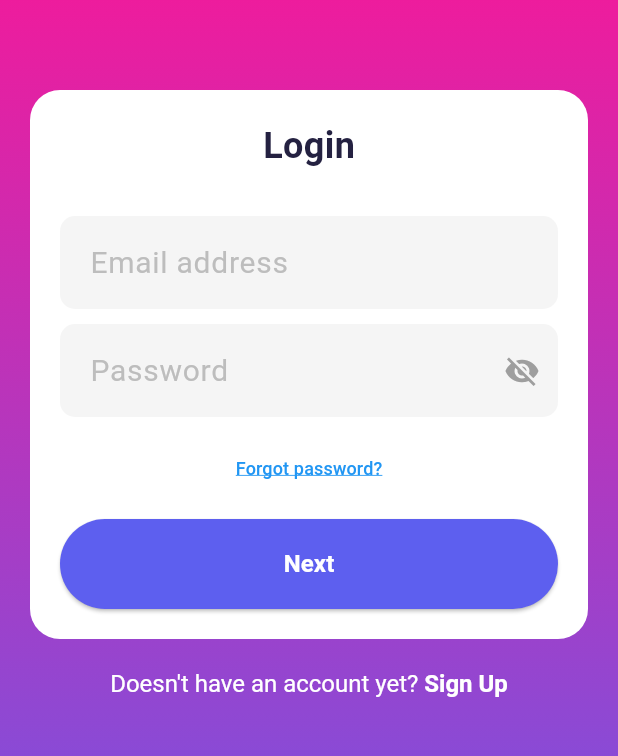
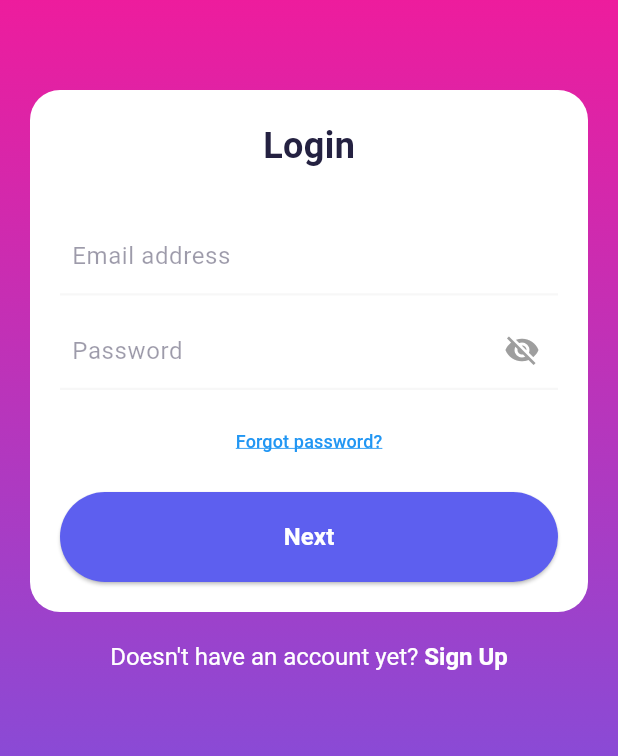
Before and after one commit to qingting88/tb_flutter, a Flutter app: the screen it shows after launch, on a phone screen of 412 x 824 dp, the part 135-891 px from its top. Run offline on Flutter 3.47's test engine with Material 3 defaults, Android fonts, the phone set to English and light mode, and no system bars; our stand-ins replace dio, email_validator, equatable, flutter_bloc, flutter_secure_storage, flutter_svg and 3 more; project files that could hold a hidden picture were left out.

```diff
--- a/lib/core/constants/app_constants.dart
+++ b/lib/core/constants/app_constants.dart
@@ -15,6 +15,8 @@ class AppConstants {
   static const String settingsProfileRoute = '/settings/profile';
   static const String settingsSecurityRoute = '/settings/security';
   static const String settings2faRoute = '/settings/2fa';
+  static const String settingsPasswordRoute = '/settings/password';
+  static const String settingsPasswordNewRoute = '/settings/password/new';
 
   static const String settingsGoogleStep1Route = '/settings/google/step1';
   static const String settingsGoogleStep2Route = '/settings/google/step2';
--- a/lib/core/theme/app_theme.dart
+++ b/lib/core/theme/app_theme.dart
@@ -12,7 +12,7 @@ class AppTheme {
   // static const Color disabledColor = Color(0xFFE5E7EB); // 禁用状态颜色
 
   static const Color primaryColor = Color(0xFF5D5FEF);
-  static const Color secondaryColor = Color(0xFF242141);
+  static const Color secondaryColor = Color(0xFF6b29cb);
   static const Color accentColor = Color(0xFFFF1493);
   static const Color neutralColor = Color(0xFF0b042b);
   static const Color infoColor = Color(0x0b042b65);
@@ -22,6 +22,7 @@ class AppTheme {
 
   static const Color textColor = Color(0xFF242141); // 标题颜色
   static const Color labelColor = Color(0x660b042b); // 文本颜色 #0b042b66
+  static const Color borderColor = Color(0x1AAFAFAF);
 
   // 主题数据 https://m3-theme.zeir.cc/dynamic/palette
   static ThemeData get lightTheme {
@@ -87,11 +88,17 @@ class AppTheme {
 
           bodyLarge: TextStyle(fontSize: 20, color: textColor),
           bodyMedium: TextStyle(fontSize: 16, color: textColor),
-          bodySmall: TextStyle(fontSize: 12, color: textColor),
+          bodySmall: TextStyle(fontSize: 16, color: labelColor),
 
-          labelLarge: TextStyle(fontSize: 20, color: labelColor),
-          labelMedium: TextStyle(fontSize: 16, color: labelColor),
-          labelSmall: TextStyle(fontSize: 12, color: labelColor),
+          // 12px
+          labelLarge: TextStyle(fontSize: 12, color: textColor),
+          labelMedium: TextStyle(fontSize: 12, color: labelColor,height: 1.2),
+          labelSmall: TextStyle(
+            fontSize: 12,
+            color: AppTheme.primaryColor,
+            decoration: TextDecoration.underline,
+            decorationColor: AppTheme.primaryColor,
+          ),
         ),
       ),
       dividerTheme: DividerThemeData(
@@ -99,30 +106,6 @@ class AppTheme {
         thickness: 2,
         endIndent: 0,
         color: Color(0x1aafafaf),
-      ),
-
-      // elevatedButtonTheme: ElevatedButtonThemeData(
-      //   style: ElevatedButton.styleFrom(
-      //     backgroundColor: primaryColor,
-      //     foregroundColor: Colors.white,
-      //     shape: RoundedRectangleBorder(
-      //       borderRadius: BorderRadius.circular(20),
-      //     ),
-      //     minimumSize: const Size(double.infinity, 50),
-      //   ),
-      // ),
-      inputDecorationTheme: InputDecorationTheme(
-        filled: true,
-        fillColor: Colors.grey[100],
-        border: OutlineInputBorder(
-          borderRadius: BorderRadius.circular(10),
-          borderSide: BorderSide.none,
-        ),
-        hintStyle: TextStyle(color: Colors.grey[400]),
-        contentPadding: const EdgeInsets.symmetric(
-          horizontal: 16,
-          vertical: 16,
-        ),
       ),
     );
   }
--- a/lib/core/widgets/app_text_field.dart
+++ b/lib/core/widgets/app_text_field.dart
@@ -1,10 +1,14 @@
 import 'package:flutter/material.dart';
+import 'package:tb_flutter/core/theme/app_theme.dart';
+
+enum InputTheme { border, filled }
 
 class AppTextField extends StatelessWidget {
   final String hintText;
   final TextEditingController controller;
   final bool obscureText;
   final TextInputType keyboardType;
+  final bool? autofocus;
   final Function(String)? onChanged;
   final String? Function(String?)? validator;
   final Widget? suffixIcon;
@@ -15,6 +19,7 @@ class AppTextField extends StatelessWidget {
     required this.controller,
     this.obscureText = false,
     this.keyboardType = TextInputType.text,
+    this.autofocus,
     this.onChanged,
     this.validator,
     this.suffixIcon,
@@ -23,12 +28,33 @@ class AppTextField extends StatelessWidget {
   @override
   Widget build(BuildContext context) {
     return TextFormField(
+      autofocus: autofocus ?? false,
       controller: controller,
       obscureText: obscureText,
       keyboardType: keyboardType,
       onChanged: onChanged,
       validator: validator,
-      decoration: InputDecoration(hintText: hintText, suffixIcon: suffixIcon),
+      style: Theme.of(context).textTheme.bodyMedium?.copyWith(height: 1.2),
+      decoration: InputDecoration(
+        hintText: hintText,
+        suffixIcon: suffixIcon,
+        contentPadding: const EdgeInsets.symmetric(vertical: 16, horizontal: 8),
+        hintStyle: Theme.of(context).textTheme.bodySmall,
+        errorStyle: TextStyle(
+          fontSize: 12,
+          color: AppTheme.accentColor,
+        ),
+        enabledBorder: UnderlineInputBorder(
+          borderSide: BorderSide(color: AppTheme.borderColor, width: 1.5),
+        ),
+        focusedBorder: UnderlineInputBorder(
+          borderSide: BorderSide(color: AppTheme.secondaryColor, width: 1.5),
+        ),
+        errorBorder: UnderlineInputBorder(
+          borderSide: BorderSide(color: AppTheme.accentColor, width: 1.5),
+        ),
+        // focusedBorder: OutlineInputBorder(borderSide:BorderSide(color: Theme.of(context).colorScheme.errorContainer)),
+      ),
     );
   }
 }
--- a/lib/features/settings/page/security_settings_page.dart
+++ b/lib/features/settings/page/security_settings_page.dart
@@ -77,7 +77,7 @@ class SecuritySettingsPage extends StatelessWidget {
                       ),
                       Text(
                         'fri***ang@gmail.com',
-                        style: Theme.of(context).textTheme.labelSmall,
+                        style: Theme.of(context).textTheme.labelMedium,
                       ),
                     ],
                   ),
@@ -112,7 +112,7 @@ class SecuritySettingsPage extends StatelessWidget {
                       ),
                       Text(
                         '+01 312***2223',
-                        style: Theme.of(context).textTheme.labelSmall,
+                        style: Theme.of(context).textTheme.labelMedium,
                       ),
                     ],
                   ),
--- a/lib/features/settings/widget/security_verification.dart
+++ b/lib/features/settings/widget/security_verification.dart
@@ -1,5 +1,4 @@
 import 'dart:async';
-import 'dart:ffi';
 
 import 'package:flutter/material.dart';
 import 'package:flutter/services.dart';
--- a/lib/router.dart
+++ b/lib/router.dart
@@ -20,9 +20,11 @@ import 'package:tb_flutter/features/settings/page/google/step1_page.dart';
 import 'package:tb_flutter/features/settings/page/google/step2_page.dart';
 import 'package:tb_flutter/features/settings/page/google/step3_page.dart';
 import 'package:tb_flutter/features/settings/page/google/step4_page.dart';
+import 'package:tb_flutter/features/settings/page/password/new_page.dart';
+import 'package:tb_flutter/features/settings/page/password/old_page.dart';
 import 'package:tb_flutter/features/settings/page/profile_page.dart';
 import 'package:tb_flutter/features/settings/page/security_settings_page.dart';
-import 'package:tb_flutter/features/settings/page/twofa_page.dart';
+import 'package:tb_flutter/features/settings/page/two_fa_page.dart';
 
 final GlobalKey<NavigatorState> navigatorKey = GlobalKey<NavigatorState>();
 
@@ -110,6 +112,14 @@ class AppRouter {
             path: AppConstants.settings2faRoute,
             builder: (context, state) => const TwofaPage(),
           ),
+          GoRoute(
+            path: AppConstants.settingsPasswordRoute,
+            builder: (context, state) => const PasswordPage(),
+          ),
+          GoRoute(
+            path: AppConstants.settingsPasswordNewRoute,
+            builder: (context, state) => const PasswordNewPage(),
+          ),
         ],
       ),
     ],
@@ -138,7 +148,7 @@ class AppRouter {
         "登陆状态 $isLoggedIn 当前路径 ${state.fullPath} authState: ${authState.toString()} isUnauthenticatedPath: $isUnauthenticatedPath",
       );
 
-      final home = AppConstants.homeRoute;
+      final home = AppConstants.loginRoute;
 
       // 如果正在加载中，不进行重定向
       if (authState is AuthLoading) return null;
```
Also changed, not shown: lib/core/bloc/tanstack_cubit.dart (added, +58 -0 lines), lib/core/widgets/toast.dart (deleted, +0 -32 lines), lib/features/settings/page/password/new_page.dart (added, +123 -0 lines), lib/features/settings/page/password/old_page.dart (added, +121 -0 lines), lib/features/settings/page/profile_page.dart (+6 -1 lines), lib/features/settings/repository/user_repository.dart (+32 -0 lines), lib/features/settings/widget/password_field.dart (added, +204 -0 lines), lib/main.dart (+12 -6 lines), lib/features/settings/page/two_fa_page.dart (renamed from lib/features/settings/page/twofa_page.dart).
